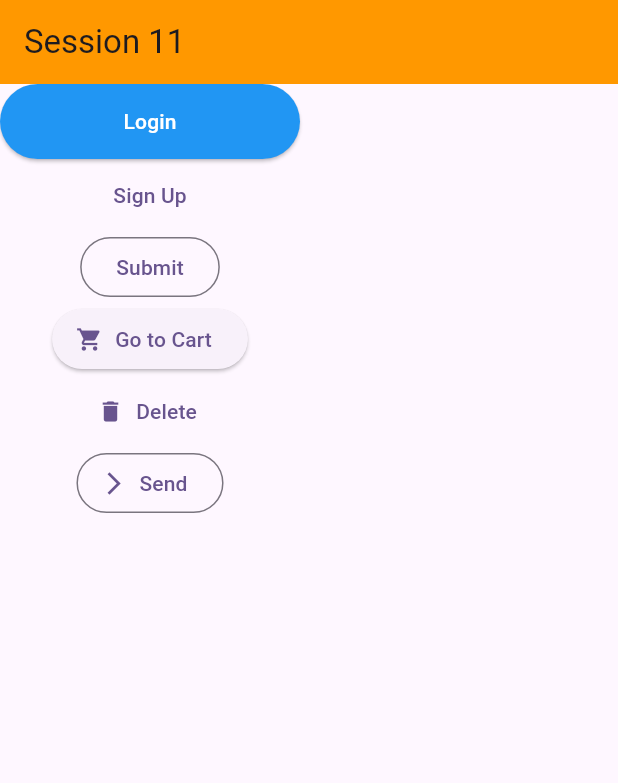
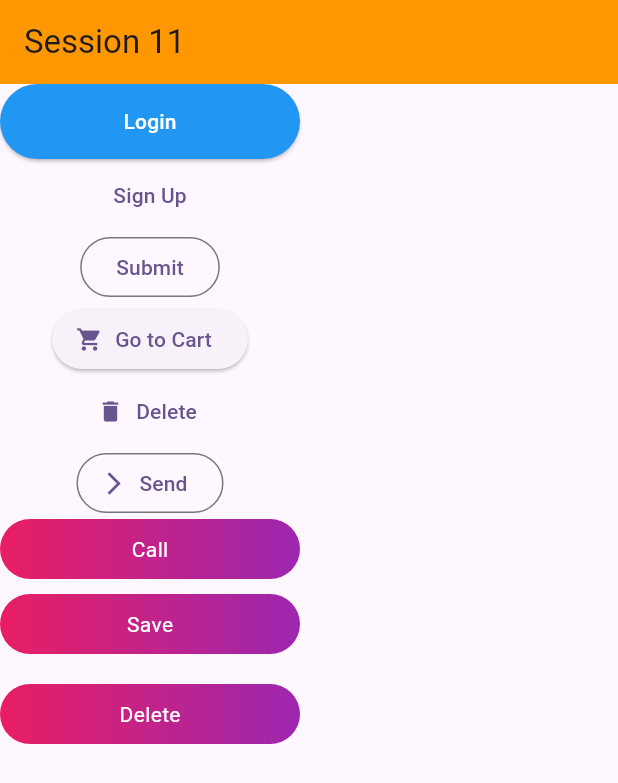
Before and after one commit to abidroid/sbbwu_session11_buttons_stateful, a Flutter app: the screen it shows after launch, on a phone screen of 412 x 824 dp. Shown: the top 783 px of the screen. Run offline on Flutter 3.47's test engine with Material 3 defaults, Android fonts, the phone set to English and light mode, and no system bars; our stand-ins replace fluttertoast, gap.

Commit message:
custom button

```diff
--- a/lib/screens/button_screen.dart
+++ b/lib/screens/button_screen.dart
@@ -1,4 +1,8 @@
+import 'package:flutter/cupertino.dart';
 import 'package:flutter/material.dart';
+import 'package:flutter/widgets.dart';
+import 'package:fluttertoast/fluttertoast.dart';
+import 'package:gap/gap.dart';
 
 class ButtonScreen extends StatelessWidget {
   const ButtonScreen({super.key});
@@ -19,7 +23,9 @@ class ButtonScreen extends StatelessWidget {
                   style: ElevatedButton.styleFrom(
                       backgroundColor: Colors.blue,
                       foregroundColor: Colors.white),
-                  onPressed: () {},
+                  onPressed: () {
+                    print('User will be logged in ');
+                  },
                   child: const Text('Login'))),
           TextButton(onPressed: () {}, child: const Text('Sign Up')),
           OutlinedButton(onPressed: () {}, child: const Text('Submit')),
@@ -32,11 +38,78 @@ class ButtonScreen extends StatelessWidget {
               icon: const Icon(Icons.delete),
               label: const Text('Delete')),
           OutlinedButton.icon(
-              onPressed: () {},
+              onPressed: sendMessage,
               icon: const Icon(Icons.arrow_forward_ios),
-              label: const Text('Send'))
+              label: const Text('Send')),
+          GestureDetector(
+            onTap: () {},
+            child: Container(
+              alignment: Alignment.center,
+              width: 200,
+              height: 40,
+              decoration: BoxDecoration(
+                  borderRadius: BorderRadius.circular(20),
+                  gradient: LinearGradient(colors: [
+                    Colors.pink,
+                    Colors.purple,
+                  ])),
+              child: const Text(
+                'Call',
+                style: TextStyle(color: Colors.white),
+              ),
+            ),
+          ),
+          const SizedBox(
+            height: 10,
+          ),
+          GestureDetector(
+            onTap: () {},
+            child: Container(
+              alignment: Alignment.center,
+              width: 200,
+              height: 40,
+              decoration: BoxDecoration(
+                  borderRadius: BorderRadius.circular(20),
+                  gradient: LinearGradient(colors: [
+                    Colors.pink,
+                    Colors.purple,
+                  ])),
+              child: const Text(
+                'Save',
+                style: TextStyle(color: Colors.white),
+              ),
+            ),
+          ),
+          const Gap(20),
+          GestureDetector(
+            onTap: () {
+              Fluttertoast.showToast(
+                  msg: 'Data will be deleted',
+                  fontSize: 30,
+                  backgroundColor: Colors.red);
+            },
+            child: Container(
+              alignment: Alignment.center,
+              width: 200,
+              height: 40,
+              decoration: BoxDecoration(
+                  borderRadius: BorderRadius.circular(20),
+                  gradient: const LinearGradient(colors: [
+                    Colors.pink,
+                    Colors.purple,
+                  ])),
+              child: const Text(
+                'Delete',
+                style: TextStyle(color: Colors.white),
+              ),
+            ),
+          ),
         ],
       ),
     );
   }
+
+  sendMessage() {
+    print('hi');
+  }
 }
--- a/pubspec.yaml
+++ b/pubspec.yaml
@@ -35,6 +35,8 @@ dependencies:
   # The following adds the Cupertino Icons font to your application.
   # Use with the CupertinoIcons class for iOS style icons.
   cupertino_icons: ^1.0.6
+  fluttertoast: ^8.2.4
+  gap: ^3.0.1
 
 dev_dependencies:
   flutter_test:
```
Also changed, not shown: pubspec.lock, 1 other file.
